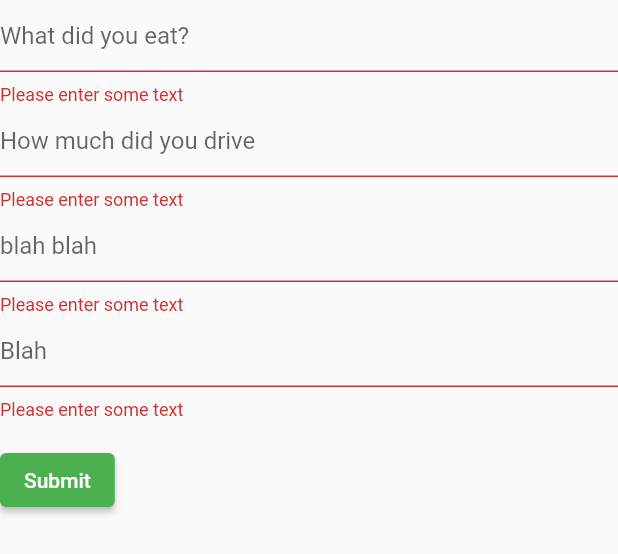
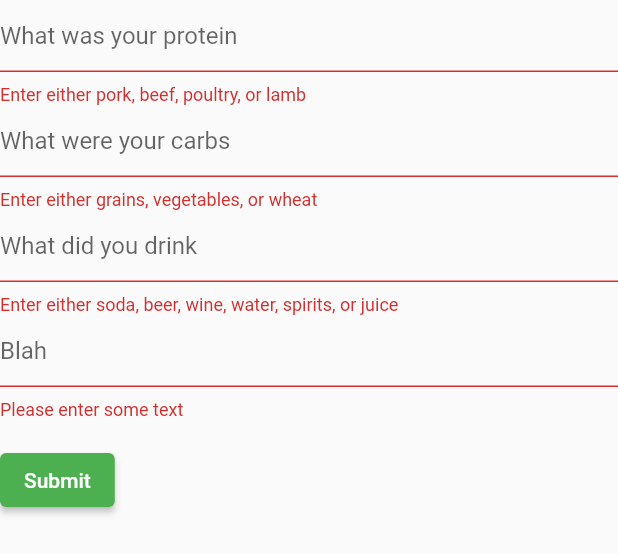
Before and after one commit to askpat13/HackDukeCarbonCompetition, a Flutter app: the CarbonForm widget shown alone on an empty page, opened directly, after a tap on "Submit", on a phone screen of 412 x 824 dp. Shown: the top 554 px of the screen. Run offline on Flutter 3.47's test engine with Material 2 defaults, Android fonts, the phone set to English and light mode, and no system bars; our stand-ins replace cloud_firestore, device_info; accounts and stored records are empty; statements that could not run were skipped.

Commit message:
Update daily carbon tracker

```diff
--- a/carbon_competition/lib/CarbonForm.dart
+++ b/carbon_competition/lib/CarbonForm.dart
@@ -28,6 +28,7 @@ class CarbonForm extends StatefulWidget {
 
 /// This is the private State class that goes with MyStatefulWidget.
 class _CarbonForm extends State<CarbonForm> {
+  String primaryFood ='food';
   final _formKey = GlobalKey<FormState>();
 
   @override
@@ -39,33 +40,33 @@ class _CarbonForm extends State<CarbonForm> {
         children: <Widget>[
           TextFormField(
             decoration: const InputDecoration(
-              hintText: 'What did you eat?',
+              hintText: 'What was your protein',
             ),
             validator: (value) {
-              if (value.isEmpty) {
-                return 'Please enter some text';
+              if (value.toLowerCase() != 'Beef' || value.toLowerCase() != 'Pork' || value.toLowerCase() != 'Poultry' || value.toLowerCase() != 'Lamb') {
+                return 'Enter either pork, beef, poultry, or lamb';
               }
               return null;
             },
           ),
           TextFormField(
             decoration: const InputDecoration(
-              hintText: 'How much did you drive',
+              hintText: 'What were your carbs',
             ),
             validator: (value) {
-              if (value.isEmpty) {
-                return 'Please enter some text';
+              if (value.toLowerCase() != 'grains' || value.toLowerCase() != 'vegetables' || value.toLowerCase() != 'Wheat') {
+                return 'Enter either grains, vegetables, or wheat';
               }
               return null;
             },
           ),
           TextFormField(
             decoration: const InputDecoration(
-              hintText: 'blah blah',
+              hintText: 'What did you drink',
             ),
             validator: (value) {
-              if (value.isEmpty) {
-                return 'Please enter some text';
+              if (value.toLowerCase() != 'soda' || value.toLowerCase() != 'beer' || value.toLowerCase() != 'wine' || value.toLowerCase() != 'water' || value.toLowerCase() != 'juice' || value.toLowerCase() != 'spirits' ) {
+                return 'Enter either soda, beer, wine, water, spirits, or juice';
               }
               return null;
             },
```
